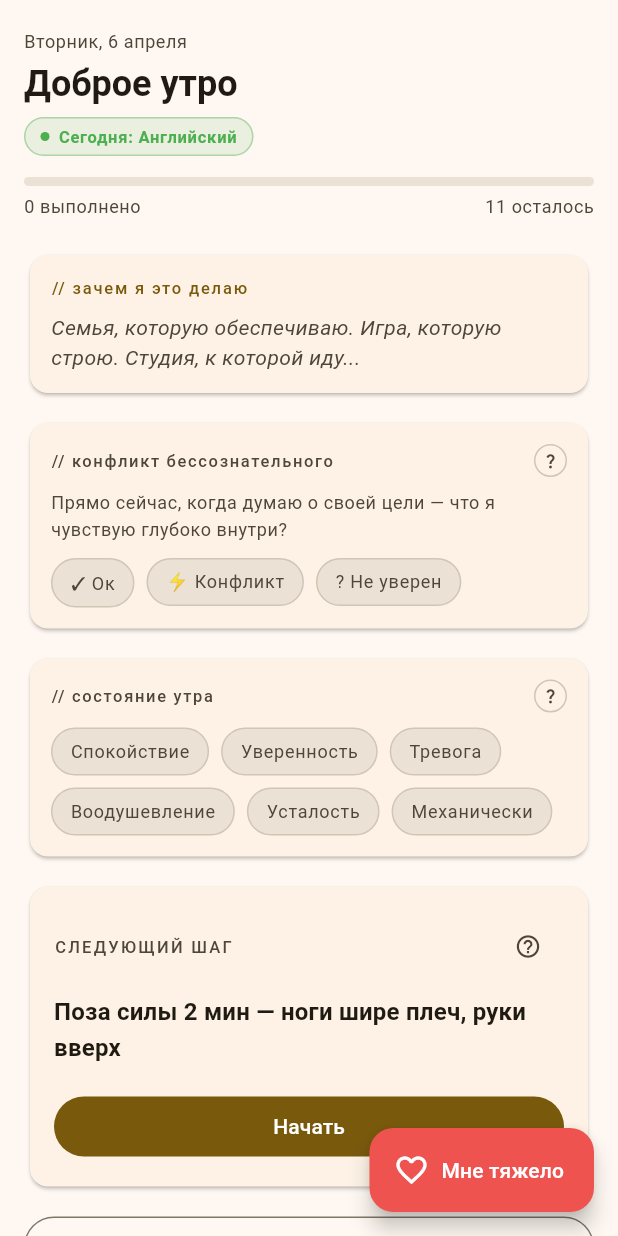
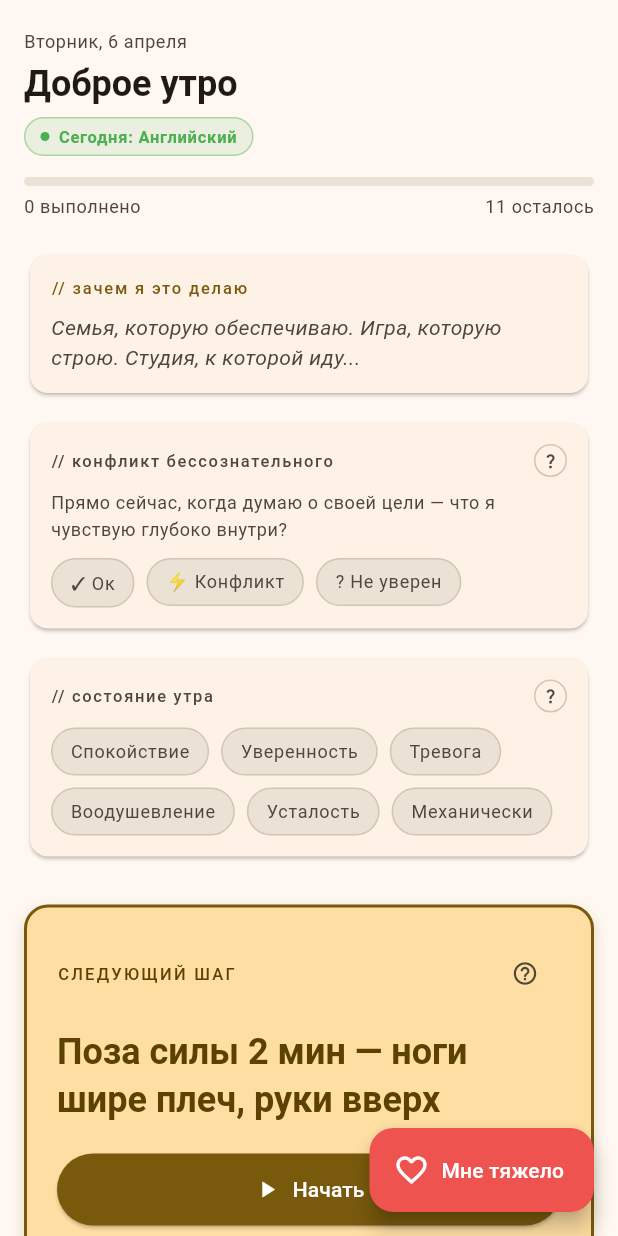
Before and after one commit to AndyLorets/Moy_Den_Flutter, a Flutter app: the DashboardScreen screen opened directly, on a phone screen of 412 x 824 dp. Run offline on Flutter 3.47's test engine with Material 3 defaults, Android fonts, the phone set to English and light mode, and no system bars; our stand-ins replace flutter_local_notifications, shared_preferences; accounts and stored records are empty.

Commit message:
Updated NextStepCard for better focus and replaced day phase text with icons for cleaner UI

```diff
--- a/lib/screens/dashboard_screen.dart
+++ b/lib/screens/dashboard_screen.dart
@@ -774,9 +774,21 @@ class _NextStepCard extends StatelessWidget {
   @override
   Widget build(BuildContext context) {
     final theme = Theme.of(context);
-    return Card(
-      child: Padding(
-        padding: const EdgeInsets.all(16),
+    return Container(
+      margin: const EdgeInsets.symmetric(vertical: 16),
+      padding: const EdgeInsets.all(20),
+      decoration: BoxDecoration(
+        color: theme.colorScheme.primaryContainer,
+        borderRadius: BorderRadius.circular(16),
+        border: Border.all(color: theme.colorScheme.primary, width: 2),
+        boxShadow: [
+          BoxShadow(
+            color: theme.colorScheme.primary.withOpacity(0.2),
+            blurRadius: 8,
+            offset: const Offset(0, 4),
+          ),
+        ],
+      ),
       child: Column(
         crossAxisAlignment: CrossAxisAlignment.start,
         children: [
@@ -784,7 +796,7 @@ class _NextStepCard extends StatelessWidget {
             children: [
               Text('СЛЕДУЮЩИЙ ШАГ',
                   style: theme.textTheme.labelSmall?.copyWith(
-                        color: theme.colorScheme.onSurfaceVariant,
+                      color: theme.colorScheme.onPrimaryContainer,
                       letterSpacing: 1.5)),
               const Spacer(),
               if (task.tipKeys.isNotEmpty)
@@ -797,29 +809,39 @@ class _NextStepCard extends StatelessWidget {
                 ),
             ],
           ),
+          const SizedBox(height: 12),
+          Text(task.text,
+              style: theme.textTheme.headlineSmall?.copyWith(
+                  fontWeight: FontWeight.bold,
+                  color: theme.colorScheme.onPrimaryContainer)),
+          if (task.tag != null) ...[
             const SizedBox(height: 8),
-            Text(task.text,
-                style: theme.textTheme.titleMedium
-                    ?.copyWith(fontWeight: FontWeight.w600)),
-            if (task.tag != null) ...[
-              const SizedBox(height: 6),
             Container(
-                padding: const EdgeInsets.symmetric(horizontal: 8, vertical: 2),
+              padding: const EdgeInsets.symmetric(horizontal: 12, vertical: 4),
               decoration: BoxDecoration(
-                  color: theme.colorScheme.surfaceContainerHighest,
-                  borderRadius: BorderRadius.circular(4),
+                color: theme.colorScheme.secondaryContainer,
+                borderRadius: BorderRadius.circular(8),
               ),
-                child: Text(task.tag!, style: theme.textTheme.labelSmall),
+              child: Text(task.tag!,
+                  style: theme.textTheme.labelMedium?.copyWith(
+                      color: theme.colorScheme.onSecondaryContainer)),
             ),
           ],
-            const SizedBox(height: 16),
+          const SizedBox(height: 20),
           SizedBox(
             width: double.infinity,
-              child:
-                  FilledButton(onPressed: onStart, child: const Text('Начать')),
+            child: ElevatedButton.icon(
+              onPressed: onStart,
+              icon: const Icon(Icons.play_arrow),
+              label: const Text('Начать'),
+              style: ElevatedButton.styleFrom(
+                backgroundColor: theme.colorScheme.primary,
+                foregroundColor: theme.colorScheme.onPrimary,
+                padding: const EdgeInsets.symmetric(vertical: 14),
+              ),
+            ),
           ),
         ],
-        ),
       ),
     );
   }
```
Also changed, not shown: 2 other files. Lines whose indentation alone changed are shown as unchanged.
